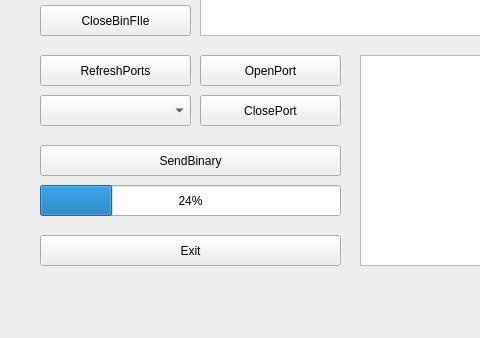
First picture: the form in QTUartBinaryFlasher/UartBinaryFlasher/UartBinaryFlasher/mainwindow.ui, repository GysenBart/STM32BootloaderProject, before the edit; both pictures show x 0 to 480 and y 105 to 443 of the 1195 by 443 pixel window.
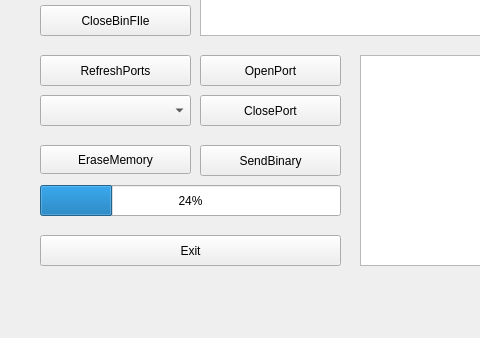
Second picture: the form after the edit.

Diff of the .ui file:
```diff
--- a/QTUartBinaryFlasher/UartBinaryFlasher/UartBinaryFlasher/mainwindow.ui
+++ b/QTUartBinaryFlasher/UartBinaryFlasher/UartBinaryFlasher/mainwindow.ui
@@ -115,9 +115,9 @@
    <widget class="QPushButton" name="SendBinary">
     <property name="geometry">
      <rect>
-      <x>40</x>
+      <x>200</x>
       <y>250</y>
-      <width>301</width>
+      <width>141</width>
       <height>31</height>
      </rect>
     </property>
@@ -161,6 +161,19 @@
      </rect>
     </property>
    </widget>
+   <widget class="QPushButton" name="EraseMem">
+    <property name="geometry">
+     <rect>
+      <x>40</x>
+      <y>250</y>
+      <width>151</width>
+      <height>29</height>
+     </rect>
+    </property>
+    <property name="text">
+     <string>EraseMemory</string>
+    </property>
+   </widget>
   </widget>
   <widget class="QMenuBar" name="menubar">
    <property name="geometry">
```
Left out of the diff: 2 changed lines with no effect on the pictures.
